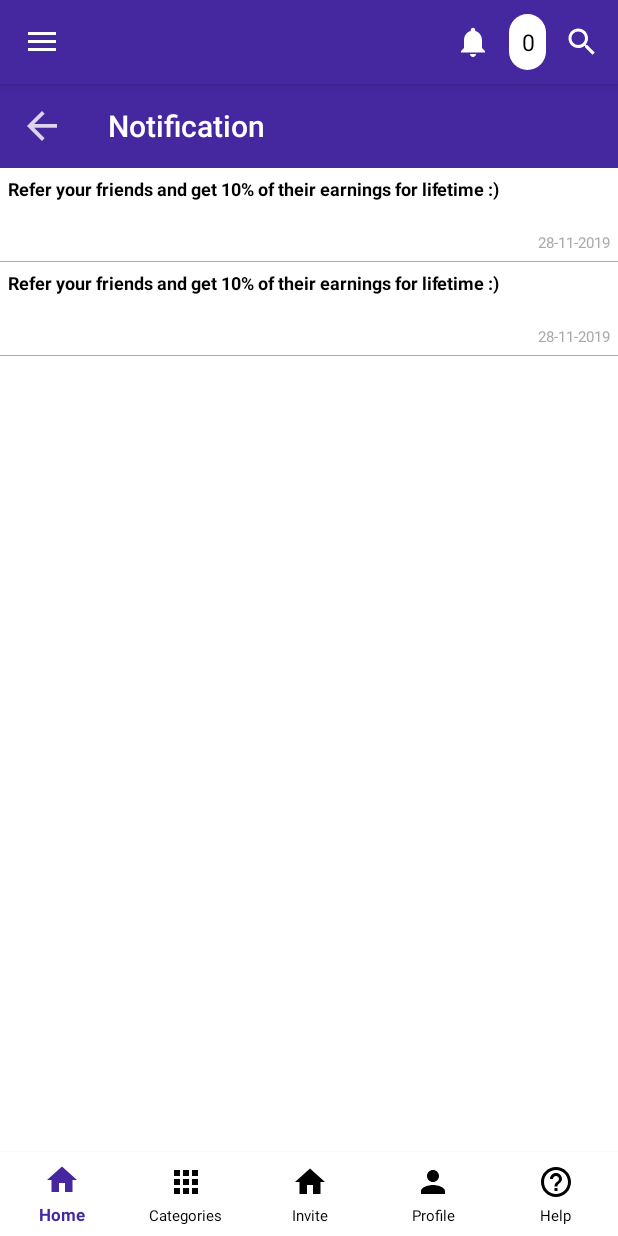
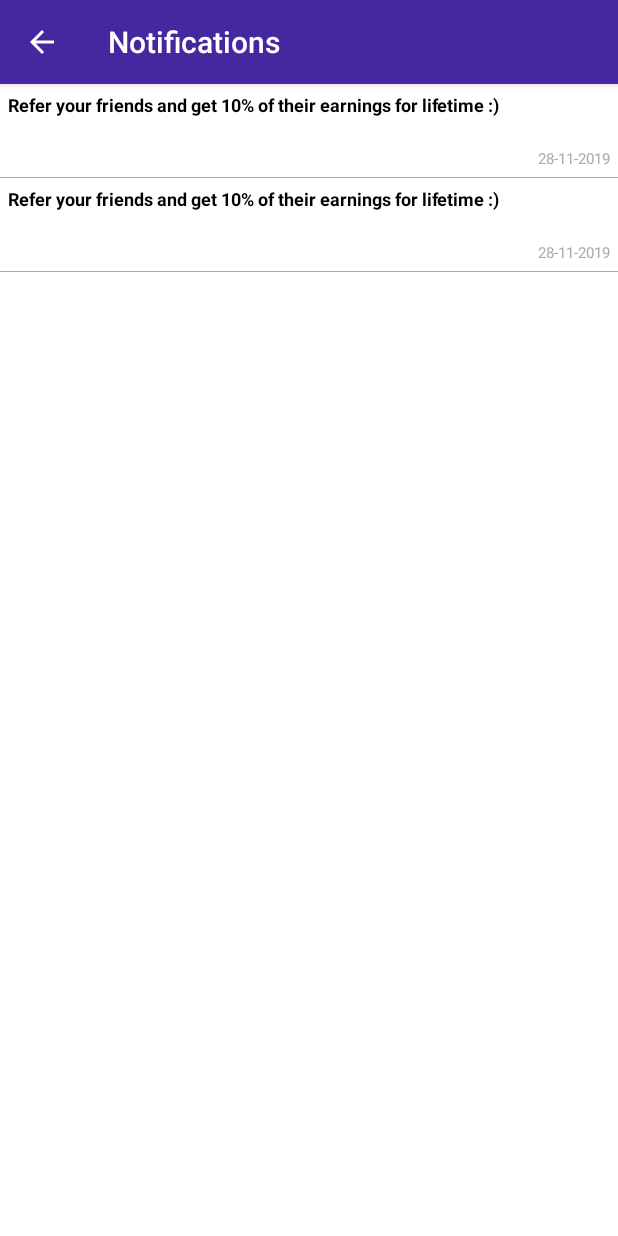
Before and after one commit to Kusum1192/CouponCafe, an Android app: the screen it shows after launch (MainActivity before the commit, NotificationActivity after it), after a tap on "Notification", on a phone screen of 412 x 824 dp. Run offline under Robolectric (Android 15) with nearby library versions, the phone set to English and light mode, and no system bars; our stand-ins replace sdp/ssp sizes; libraries missing offline, so code that uses them is left out: me.relex.circleindicator; 8 statements that could not run were skipped.

Commit message:
change notification fragment to notification activity

```diff
--- a/app/src/main/AndroidManifest.xml
+++ b/app/src/main/AndroidManifest.xml
@@ -14,7 +14,8 @@
         android:roundIcon="@mipmap/ic_launcher_round"
         android:supportsRtl="true"
         android:theme="@style/AppTheme">
-        <activity android:name=".activities.InviteReferActivity"></activity>
+        <activity android:name=".activities.NotificationActivity"></activity>
+        <activity android:name=".activities.InviteReferActivity" />
         <activity android:name=".activities.TestingActivity" />
         <activity android:name=".activities.BestOffersActivity" />
         <activity android:name=".activities.OffersDetailsActivity" />
--- a/app/src/main/java/com/couponcafe/app/MainActivity.java
+++ b/app/src/main/java/com/couponcafe/app/MainActivity.java
@@ -1,12 +1,13 @@
 package com.couponcafe.app;
 
+import android.content.Intent;
 import android.os.Bundle;
 
+import com.couponcafe.app.activities.NotificationActivity;
 import com.couponcafe.app.fragments.CategoriesFragment;
 import com.couponcafe.app.fragments.HelpFragment;
 import com.couponcafe.app.fragments.HomeFragment;
 import com.couponcafe.app.fragments.InviteAndEarn;
-import com.couponcafe.app.fragments.NotificationFragment;
 import com.couponcafe.app.fragments.ProfileFragment;
 import com.couponcafe.app.utils.BottomNavigationViewHelper;
 import com.google.android.material.bottomnavigation.BottomNavigationView;
@@ -30,7 +31,6 @@ import androidx.appcompat.app.AppCompatActivity;
 import androidx.appcompat.widget.Toolbar;
 
 import android.view.Menu;
-import android.widget.Toast;
 
 public class MainActivity extends AppCompatActivity implements NavigationView.OnNavigationItemSelectedListener {
 
@@ -99,8 +99,8 @@ public class MainActivity extends AppCompatActivity implements NavigationView.On
         NotificationIcon.setOnMenuItemClickListener(new MenuItem.OnMenuItemClickListener() {
             @Override
             public boolean onMenuItemClick(MenuItem item) {
-                clearBackStack();
-                open_profile_edit_Fragment(new NotificationFragment());
+                Intent intent = new Intent(MainActivity.this, NotificationActivity.class);
+                startActivity(intent);
                 return false;
             }
         });
--- /dev/null
+++ b/app/src/main/java/com/couponcafe/app/activities/NotificationActivity.java
@@ -0,0 +1,29 @@
+package com.couponcafe.app.activities;
+
+import androidx.appcompat.app.AppCompatActivity;
+import androidx.appcompat.widget.Toolbar;
+
+import android.os.Bundle;
+import android.view.View;
+
+import com.couponcafe.app.R;
+
+public class NotificationActivity extends AppCompatActivity {
+
+    @Override
+    protected void onCreate(Bundle savedInstanceState) {
+        super.onCreate(savedInstanceState);
+        setContentView(R.layout.activity_notification);
+
+        getSupportActionBar().setTitle(getString(R.string.title_notification));
+        getSupportActionBar().setDisplayHomeAsUpEnabled(true);
+        getSupportActionBar().setDisplayShowHomeEnabled(true);
+
+    }
+
+    @Override
+    public boolean onSupportNavigateUp() {
+        onBackPressed();
+        return true;
+    }
+}
--- a/app/src/main/java/com/couponcafe/app/fragments/NotificationFragment.java
+++ /dev/null
@@ -1,46 +0,0 @@
-package com.couponcafe.app.fragments;
-
-import android.content.Context;
-import android.net.Uri;
-import android.os.Bundle;
-
-import androidx.appcompat.widget.Toolbar;
-import androidx.fragment.app.Fragment;
-
-import android.view.LayoutInflater;
-import android.view.View;
-import android.view.ViewGroup;
-
-import com.couponcafe.app.R;
-
-public class NotificationFragment extends Fragment {
-
-
-    public NotificationFragment() {
-        // Required empty public constructor
-    }
-
-
-
-    @Override
-    public View onCreateView(LayoutInflater inflater, ViewGroup container,
-                             Bundle savedInstanceState) {
-        // Inflate the layout for this fragment
-
-        View view = inflater.inflate(R.layout.fragment_notification, container, false);
-
-        Toolbar toolbar = view.findViewById(R.id.toolbar);
-        toolbar.setTitle("Notification");
-        toolbar.setNavigationIcon(R.drawable.ic_back);
-        toolbar.setNavigationOnClickListener(new View.OnClickListener() {
-            @Override
-            public void onClick(View v) {
-                getActivity().getSupportFragmentManager().popBackStack();
-            }
-        });
-
-
-        return view;
-    }
-
-}
--- a/app/src/main/res/layout/fragment_notification.xml
+++ b/app/src/main/res/layout/activity_notification.xml
@@ -21,12 +21,6 @@
             android:layout_width="wrap_content"
             android:orientation="vertical"
             android:layout_height="wrap_content">
-
-            <include
-                layout="@layout/custom_toolbar"
-                android:id="@+id/toolbar"
-                android:layout_width="match_parent"
-                android:layout_height="wrap_content" />
 
             <androidx.recyclerview.widget.RecyclerView
                 android:id="@+id/notification_recycle"
--- a/app/src/main/res/values/strings.xml
+++ b/app/src/main/res/values/strings.xml
@@ -61,4 +61,5 @@
     <string name="referfriend"><![CDATA[Refer & Earn]]></string>
     <string name="privacy">Privacy</string>
     <string name="aboutus">About Us</string>
+    <string name="title_notification">Notifications</string>
 </resources>
```
